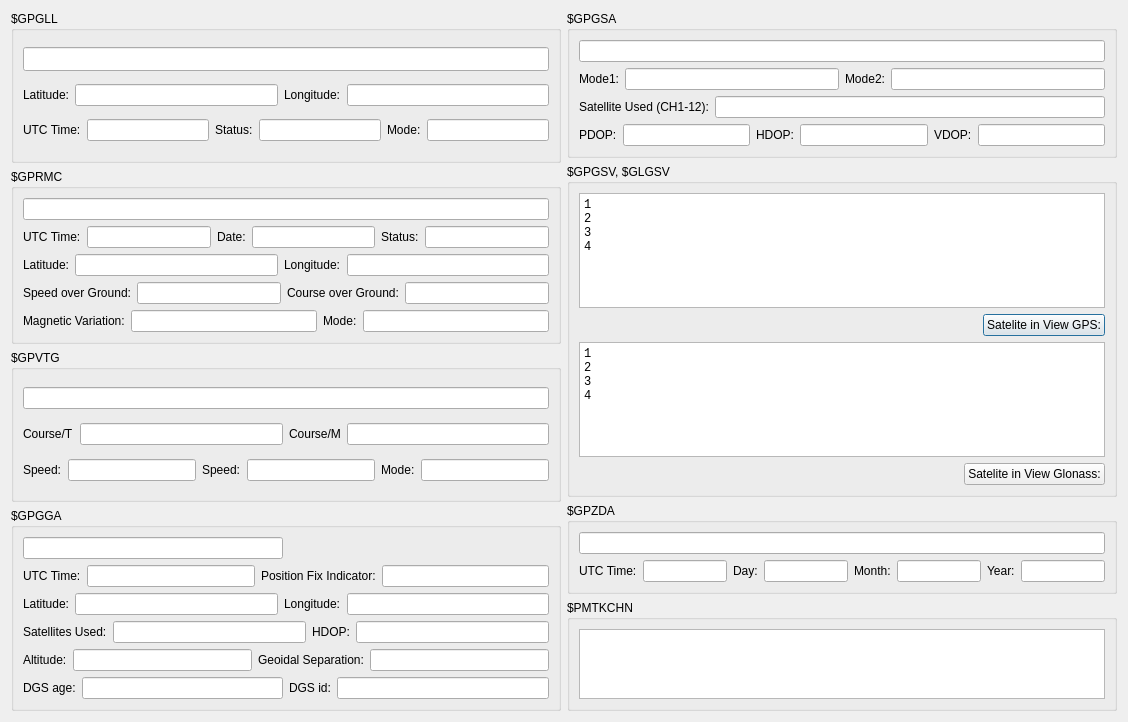
DamianPodrazaCode/GPS_resender, file GPS_resender/decodenmeadialog.ui: the form before one commit.
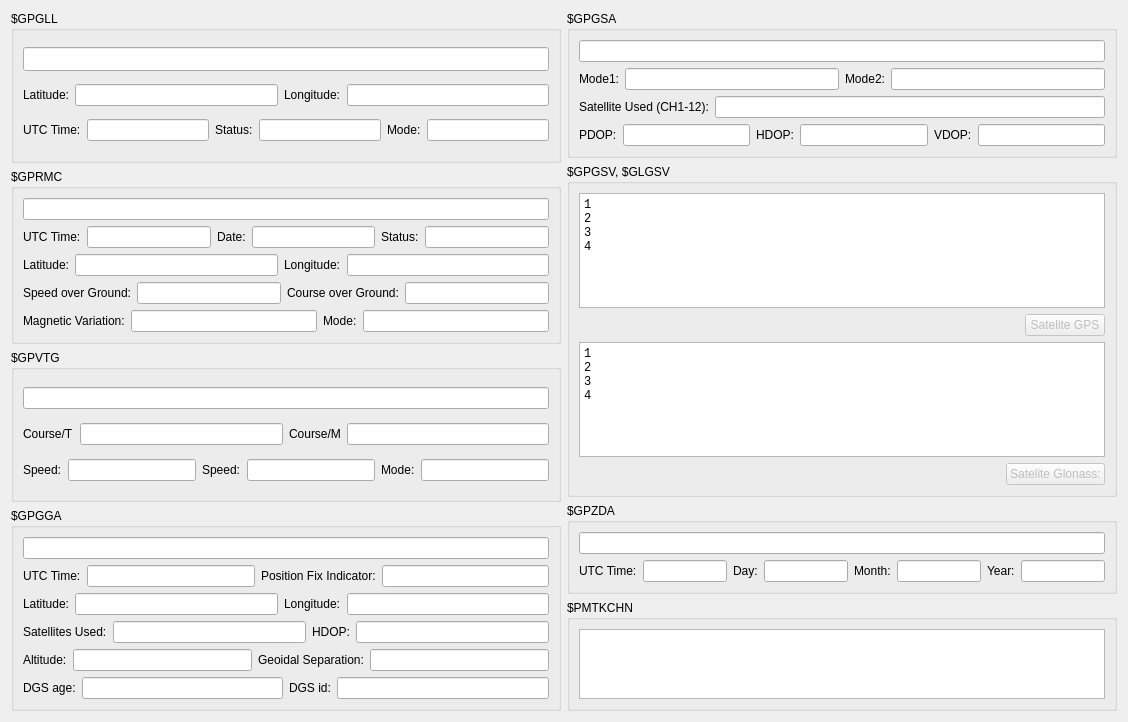
The form after the commit.

What changed in the file:
```diff
--- a/GPS_resender/decodenmeadialog.ui
+++ b/GPS_resender/decodenmeadialog.ui
@@ -352,13 +352,6 @@
         <string>$GPGGA</string>
        </property>
        <layout class="QGridLayout" name="gridLayout">
-        <item row="0" column="0">
-         <widget class="QLineEdit" name="le_gga">
-          <property name="readOnly">
-           <bool>true</bool>
-          </property>
-         </widget>
-        </item>
         <item row="1" column="0" colspan="2">
          <layout class="QHBoxLayout" name="horizontalLayout">
           <item>
@@ -483,6 +476,13 @@
           </item>
          </layout>
         </item>
+        <item row="0" column="0" colspan="2">
+         <widget class="QLineEdit" name="le_gga">
+          <property name="readOnly">
+           <bool>true</bool>
+          </property>
+         </widget>
+        </item>
        </layout>
       </widget>
      </item>
@@ -646,8 +646,11 @@
           </item>
           <item>
            <widget class="QPushButton" name="pushButton">
+            <property name="enabled">
+             <bool>false</bool>
+            </property>
             <property name="text">
-             <string>Satelite in View GPS:</string>
+             <string>Satelite GPS</string>
             </property>
            </widget>
           </item>
@@ -691,8 +694,11 @@
           </item>
           <item>
            <widget class="QPushButton" name="pushButton_2">
+            <property name="enabled">
+             <bool>false</bool>
+            </property>
             <property name="text">
-             <string>Satelite in View Glonass:</string>
+             <string>Satelite Glonass:</string>
             </property>
            </widget>
           </item>
```
